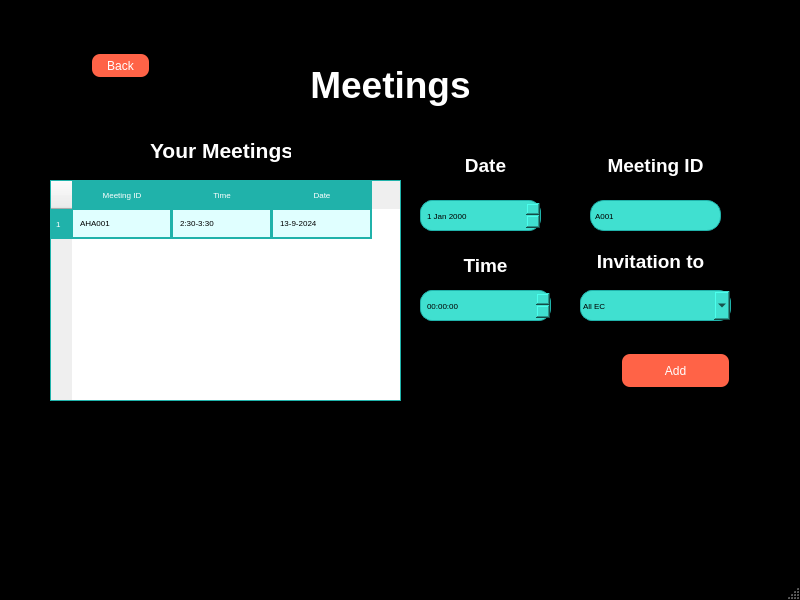
hak-huzaifa/HUSG-Management-System, file Meetings.ui: the form before one commit.
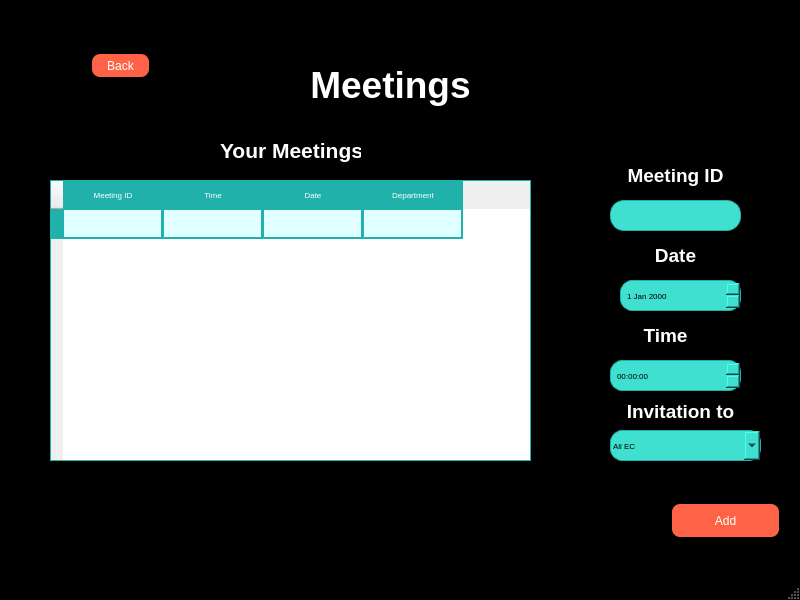
The form after the commit.

```diff
--- a/Meetings.ui
+++ b/Meetings.ui
@@ -455,7 +455,7 @@
    <widget class="QLabel" name="label_9">
     <property name="geometry">
      <rect>
-      <x>150</x>
+      <x>220</x>
       <y>130</y>
       <width>141</width>
       <height>41</height>
@@ -480,8 +480,8 @@
      <rect>
       <x>50</x>
       <y>180</y>
-      <width>351</width>
-      <height>221</height>
+      <width>481</width>
+      <height>281</height>
      </rect>
     </property>
     <property name="styleSheet">
@@ -522,7 +522,7 @@
     </property>
     <row>
      <property name="text">
-      <string>1</string>
+      <string/>
      </property>
     </row>
     <column>
@@ -540,27 +540,37 @@
       <string>Date</string>
      </property>
     </column>
+    <column>
+     <property name="text">
+      <string>Department</string>
+     </property>
+    </column>
     <item row="0" column="0">
      <property name="text">
-      <string>AHA001</string>
+      <string/>
      </property>
     </item>
     <item row="0" column="1">
      <property name="text">
-      <string>2:30-3:30</string>
+      <string/>
      </property>
     </item>
     <item row="0" column="2">
      <property name="text">
-      <string>13-9-2024</string>
+      <string/>
+     </property>
+    </item>
+    <item row="0" column="3">
+     <property name="text">
+      <string/>
      </property>
     </item>
    </widget>
    <widget class="QDateEdit" name="dateEdit">
     <property name="geometry">
      <rect>
-      <x>420</x>
-      <y>200</y>
+      <x>620</x>
+      <y>280</y>
       <width>121</width>
       <height>31</height>
      </rect>
@@ -586,8 +596,8 @@
    <widget class="QLabel" name="label_10">
     <property name="geometry">
      <rect>
-      <x>420</x>
-      <y>150</y>
+      <x>610</x>
+      <y>240</y>
       <width>131</width>
       <height>31</height>
      </rect>
@@ -609,8 +619,8 @@
    <widget class="QLabel" name="label_11">
     <property name="geometry">
      <rect>
-      <x>420</x>
-      <y>250</y>
+      <x>600</x>
+      <y>320</y>
       <width>131</width>
       <height>31</height>
      </rect>
@@ -632,8 +642,8 @@
    <widget class="QTimeEdit" name="timeEdit">
     <property name="geometry">
      <rect>
-      <x>420</x>
-      <y>290</y>
+      <x>610</x>
+      <y>360</y>
       <width>131</width>
       <height>31</height>
      </rect>
@@ -659,8 +669,8 @@
    <widget class="QLabel" name="label_12">
     <property name="geometry">
      <rect>
-      <x>590</x>
-      <y>150</y>
+      <x>610</x>
+      <y>160</y>
       <width>131</width>
       <height>31</height>
      </rect>
@@ -682,7 +692,7 @@
    <widget class="QLineEdit" name="meetingIDLineEdit">
     <property name="geometry">
      <rect>
-      <x>590</x>
+      <x>610</x>
       <y>200</y>
       <width>131</width>
       <height>31</height>
@@ -706,14 +716,14 @@
 </string>
     </property>
     <property name="text">
-     <string>A001</string>
+     <string/>
     </property>
    </widget>
    <widget class="QPushButton" name="Add_pushButton">
     <property name="geometry">
      <rect>
-      <x>620</x>
-      <y>350</y>
+      <x>670</x>
+      <y>500</y>
       <width>111</width>
       <height>41</height>
      </rect>
@@ -780,8 +790,8 @@
    <widget class="QComboBox" name="deptComboBox">
     <property name="geometry">
      <rect>
-      <x>580</x>
-      <y>290</y>
+      <x>610</x>
+      <y>430</y>
       <width>151</width>
       <height>31</height>
      </rect>
@@ -843,8 +853,8 @@
    <widget class="QLabel" name="label_13">
     <property name="geometry">
      <rect>
-      <x>580</x>
-      <y>250</y>
+      <x>610</x>
+      <y>400</y>
       <width>141</width>
       <height>21</height>
      </rect>
```
